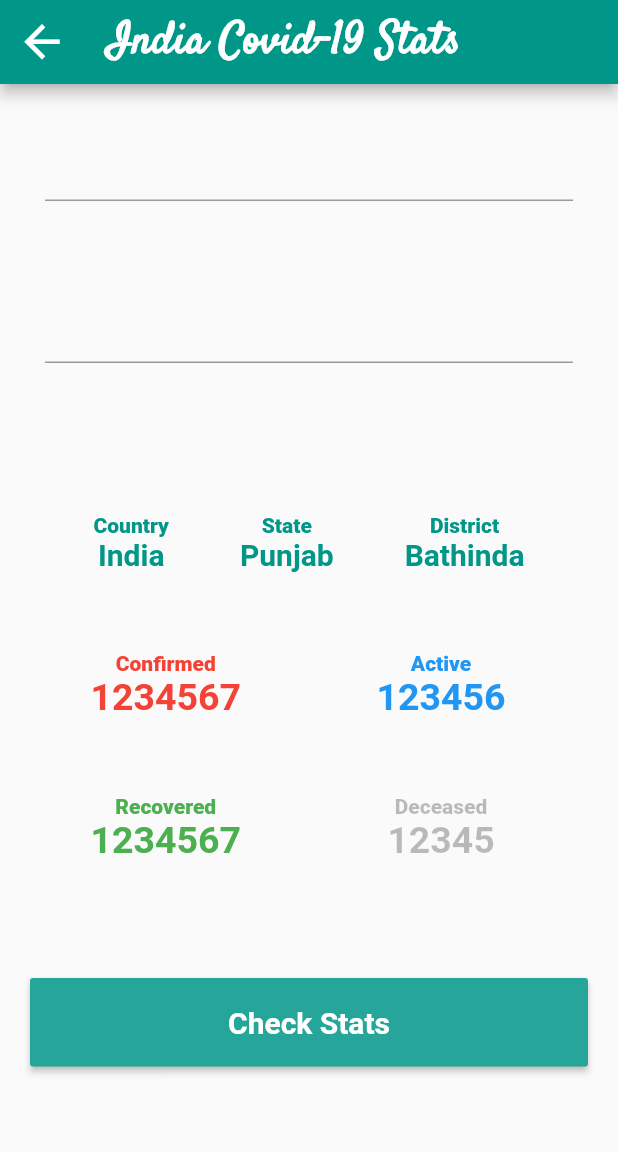
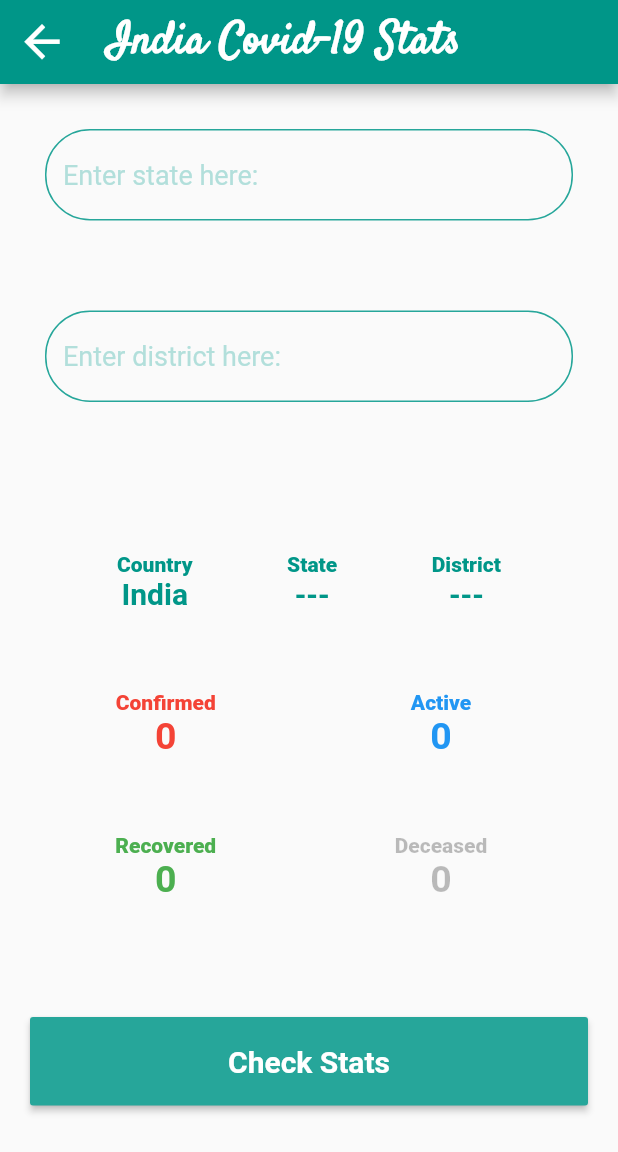
Before and after one commit to munish2301/Break-the-chain, a Flutter app: the screen it shows after launch, after a tap on "Get Covid Stats", on a phone screen of 412 x 824 dp. Shown: the top 1152 px of the screen. Run offline on Flutter 3.47's test engine with Material 2 defaults, Android fonts, the light colour scheme and no system bars; missing offline and left inert: quartet; network calls fail.

Commit message:
Integrating API code with Covid Data UI

```diff
--- a/break_the_chain/lib/coviddatascreen.dart
+++ b/break_the_chain/lib/coviddatascreen.dart
@@ -1,10 +1,16 @@
 import 'package:break_the_chain/homepage.dart';
 import 'package:flutter/cupertino.dart';
 import 'package:flutter/material.dart';
+import 'package:quartet/quartet.dart';
 
 import 'constants.dart';
+import 'covid_data.dart';
+
+CovidDataModel cm = CovidDataModel();
 
 class CovidDataScreen extends StatefulWidget {
+  final dynamic coviddata;
+  CovidDataScreen({@required this.coviddata});
   @override
   _CovidDataScreenState createState() => _CovidDataScreenState();
 }
@@ -18,6 +24,43 @@ class _CovidDataScreenState extends State<CovidDataScreen> {
   int numOfDeaths;
   int numOfRecoveries;
   int numOfTotalCases;
+  @override
+  void initState() {
+    super.initState();
+    updateUI(widget.coviddata);
+  }
+
+  void updateUI(dynamic mydata) {
+    if (mydata == null) {
+      numOfActive = 0;
+      numOfDeaths = 0;
+      numOfRecoveries = 0;
+      numOfTotalCases = 0;
+      return;
+    }
+    setState(() {
+      bool isFine = ((state != null && district != null) &&
+          (mydata.containsKey(state) == true) &&
+          (mydata[state]['districtData'].containsKey(district) == true));
+      if (isFine == false) {
+        mydata = widget.coviddata;
+        state = '---';
+        district = '---';
+      }
+      numOfTotalCases = isFine
+          ? mydata[state]['districtData'][district]['confirmed']
+          : int.parse(mydata['cases_time_series'].last['totalconfirmed']);
+      numOfRecoveries = isFine
+          ? mydata[state]['districtData'][district]['recovered']
+          : int.parse(mydata['cases_time_series'].last['totalrecovered']);
+      numOfDeaths = isFine
+          ? mydata[state]['districtData'][district]['deceased']
+          : int.parse(mydata['cases_time_series'].last['totaldeceased']);
+      numOfActive = isFine
+          ? mydata[state]['districtData'][district]['active']
+          : numOfTotalCases - numOfRecoveries - numOfDeaths;
+    });
+  }
 
   @override
   Widget build(BuildContext context) {
@@ -48,10 +91,26 @@ class _CovidDataScreenState extends State<CovidDataScreen> {
                 margin: EdgeInsets.all(15.0),
                 child: TextField(
                   controller: stateholder,
+                  decoration: InputDecoration(
+                    enabledBorder: OutlineInputBorder(
+                      borderRadius: BorderRadius.circular(30.0),
+                      borderSide: BorderSide(color: Colors.teal[400]),
+                    ),
+                    focusedBorder: OutlineInputBorder(
+                      borderRadius: BorderRadius.circular(30.0),
+                      borderSide: BorderSide(color: Colors.teal, width: 2.0),
+                    ),
+                    fillColor: Colors.teal[400],
+                    focusColor: Colors.teal,
+                    hintText: 'Enter state here: ',
+                    hintStyle:
+                        TextStyle(color: Colors.teal[100], fontSize: 18.0),
+                  ),
                   cursorColor: Colors.teal[400],
                   style: TextStyle(color: Colors.teal[400], fontSize: 18.0),
                   onChanged: (value) {
                     state = value;
+                    state = titleCase(state.trim().toLowerCase());
                   },
                 ),
               ),
@@ -60,10 +119,26 @@ class _CovidDataScreenState extends State<CovidDataScreen> {
                 margin: EdgeInsets.all(15.0),
                 child: TextField(
                   controller: districtholder,
+                  decoration: InputDecoration(
+                    enabledBorder: OutlineInputBorder(
+                      borderRadius: BorderRadius.circular(30.0),
+                      borderSide: BorderSide(color: Colors.teal[400]),
+                    ),
+                    focusedBorder: OutlineInputBorder(
+                      borderRadius: BorderRadius.circular(30.0),
+                      borderSide: BorderSide(color: Colors.teal, width: 2.0),
+                    ),
+                    fillColor: Colors.teal[400],
+                    focusColor: Colors.teal,
+                    hintText: 'Enter district here: ',
+                    hintStyle:
+                        TextStyle(color: Colors.teal[100], fontSize: 18.0),
+                  ),
                   cursorColor: Colors.teal[400],
                   style: TextStyle(color: Colors.teal[400], fontSize: 18.0),
                   onChanged: (value) {
                     district = value;
+                    district = titleCase(district.trim().toLowerCase());
                   },
                 ),
               ),
@@ -105,6 +180,7 @@ class _CovidDataScreenState extends State<CovidDataScreen> {
                           ),
                         ),
                         Flexible(
+                          //flex: 4,
                           child: Container(
                             margin: EdgeInsets.fromLTRB(0.0, 0.0, 15.0, 15.0),
                             height: 80.0,
@@ -119,7 +195,7 @@ class _CovidDataScreenState extends State<CovidDataScreen> {
                                 ),
                                 FittedBox(
                                   child: Text(
-                                    "Punjab",
+                                    state == null ? '---' : state,
                                     style: TextStyle(
                                       color: Colors.teal,
                                       fontWeight: FontWeight.bold,
@@ -148,7 +224,7 @@ class _CovidDataScreenState extends State<CovidDataScreen> {
                                 ),
                                 FittedBox(
                                   child: Text(
-                                    "Bathinda",
+                                    district == null ? '---' : district,
                                     style: TextStyle(
                                       color: Colors.teal,
                                       fontWeight: FontWeight.bold,
@@ -179,7 +255,7 @@ class _CovidDataScreenState extends State<CovidDataScreen> {
                                       fontWeight: FontWeight.w800),
                                 ),
                                 Text(
-                                  "1234567",
+                                  "$numOfTotalCases",
                                   style: TextStyle(
                                     color: Colors.red,
                                     fontWeight: FontWeight.bold,
@@ -204,7 +280,7 @@ class _CovidDataScreenState extends State<CovidDataScreen> {
                                       fontWeight: FontWeight.w800),
                                 ),
                                 Text(
-                                  "123456",
+                                  "$numOfActive",
                                   style: TextStyle(
                                     color: Colors.blue,
                                     fontWeight: FontWeight.bold,
@@ -233,7 +309,7 @@ class _CovidDataScreenState extends State<CovidDataScreen> {
                                       fontWeight: FontWeight.w800),
                                 ),
                                 Text(
-                                  "1234567",
+                                  "$numOfRecoveries",
                                   style: TextStyle(
                                     color: Colors.green,
                                     fontWeight: FontWeight.bold,
@@ -258,7 +334,7 @@ class _CovidDataScreenState extends State<CovidDataScreen> {
                                       fontWeight: FontWeight.w800),
                                 ),
                                 Text(
-                                  "12345",
+                                  "$numOfDeaths",
                                   style: TextStyle(
                                     color: Colors.black26,
                                     fontWeight: FontWeight.bold,
@@ -294,7 +370,14 @@ class _CovidDataScreenState extends State<CovidDataScreen> {
                           color: Colors.white,
                         ),
                       ),
-                      onPressed: () {},
+                      onPressed: () async {
+                        if (state != null && district != null) {
+                          var coviddata = await cm.getDistrictStat();
+                          stateholder.clear();
+                          districtholder.clear();
+                          updateUI(coviddata);
+                        }
+                      },
                     ),
                   ),
                 ],
--- a/break_the_chain/pubspec.yaml
+++ b/break_the_chain/pubspec.yaml
@@ -10,6 +10,8 @@ dependencies:
   cupertino_icons: ^0.1.3
   http: ^0.12.2
   geolocator: ^6.0.0
+  flutter_spinkit: ^4.1.2
+  quartet: ^0.1.1
 dev_dependencies:
   flutter_test:
     sdk: flutter
```
Also changed, not shown: break_the_chain/pubspec.lock.
